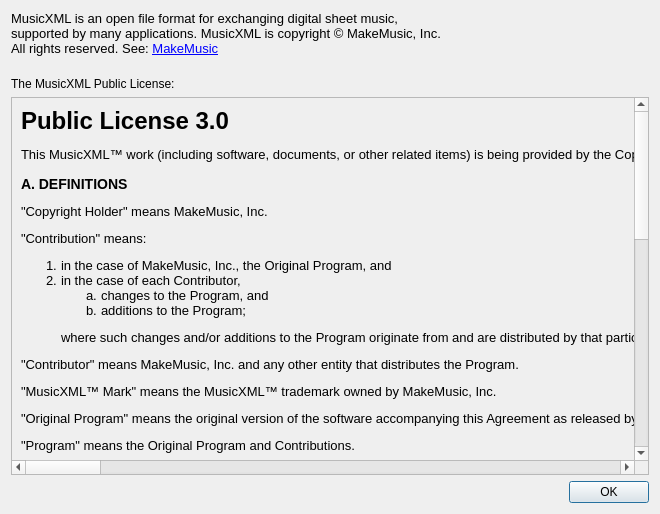
musescore/musescore-old, file mscore/mscore/aboutmusicxmlbox.ui: the form before one commit.
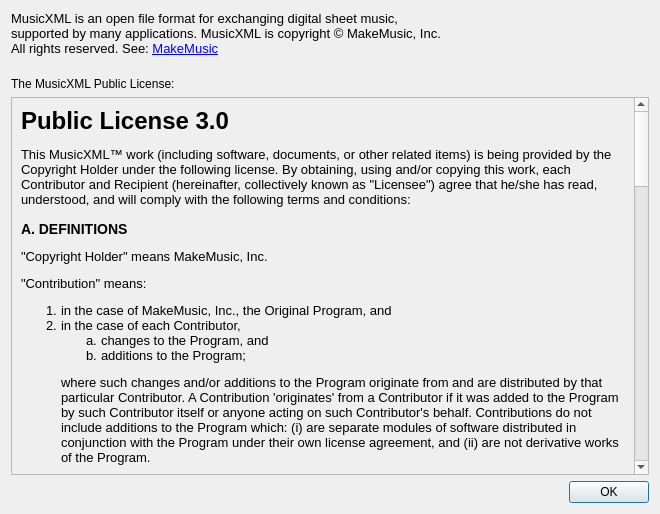
The form after the commit.

Commit message: fix several issues in about dialogs (#16499, #16496, #16495, 16494)

Diff of the .ui file:
```diff
--- a/mscore/mscore/aboutmusicxmlbox.ui
+++ b/mscore/mscore/aboutmusicxmlbox.ui
@@ -45,8 +45,8 @@
        <rect>
         <x>0</x>
         <y>0</y>
-        <width>4947</width>
-        <height>997</height>
+        <width>623</width>
+        <height>1855</height>
        </rect>
       </property>
       <layout class="QGridLayout" name="gridLayout">
@@ -94,6 +94,9 @@
 &lt;p style=&quot; margin-top:12px; margin-bottom:12px; margin-left:0px; margin-right:0px; -qt-block-indent:0; text-indent:0px;&quot;&gt;This Agreement is governed by the laws of the State of California and the intellectual property laws of the United States of America.&lt;/p&gt;
 &lt;p style=&quot;-qt-paragraph-type:empty; margin-top:12px; margin-bottom:12px; margin-left:0px; margin-right:0px; -qt-block-indent:0; text-indent:0px;&quot;&gt;&lt;/p&gt;&lt;/body&gt;&lt;/html&gt;</string>
          </property>
+         <property name="wordWrap">
+          <bool>true</bool>
+         </property>
         </widget>
        </item>
       </layout>
```
Left out of the diff: 24 changed lines with no effect on the pictures. The commit also changes 3 other files.
